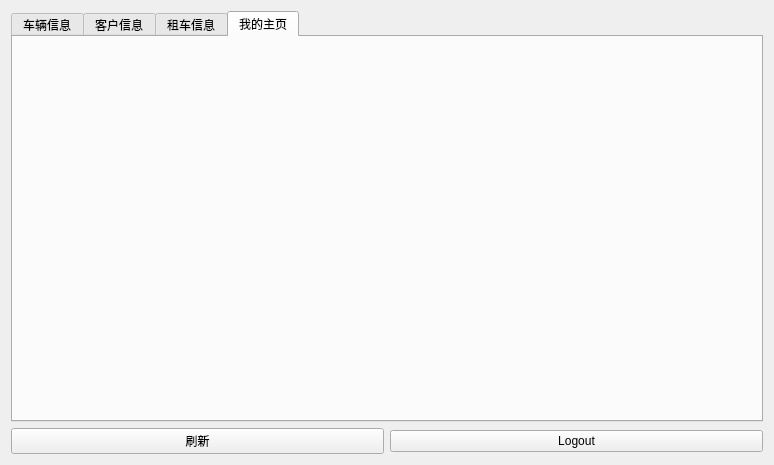
This is database/CarRent2/workerlogin.ui in iyuge2/hust-mylab as Qt 5 draws it before an edit. The edited form follows.
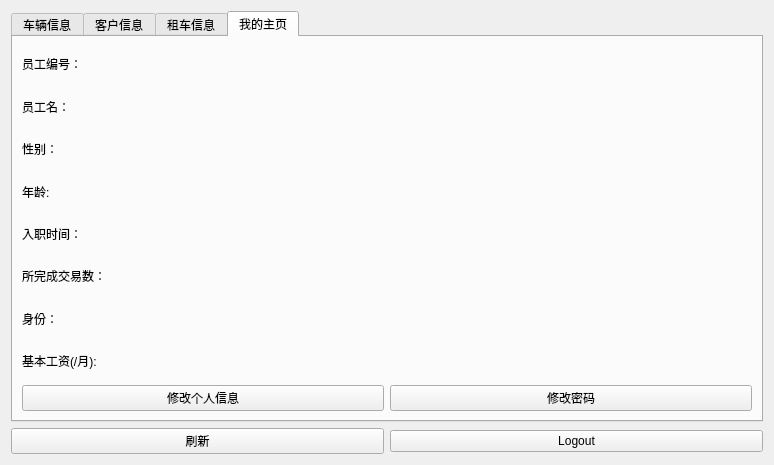
This is the edited form. The open tabs and pages were chosen to show the change.

The edit to the form file:
```diff
--- a/database/CarRent2/workerlogin.ui
+++ b/database/CarRent2/workerlogin.ui
@@ -499,6 +499,218 @@
       <attribute name="title">
        <string>我的主页</string>
       </attribute>
+      <layout class="QVBoxLayout" name="verticalLayout_8">
+       <item>
+        <layout class="QHBoxLayout" name="horizontalLayout_7">
+         <item>
+          <widget class="QLabel" name="label_5">
+           <property name="maximumSize">
+            <size>
+             <width>100</width>
+             <height>16777215</height>
+            </size>
+           </property>
+           <property name="text">
+            <string>员工编号：</string>
+           </property>
+          </widget>
+         </item>
+         <item>
+          <widget class="QLabel" name="label_num">
+           <property name="text">
+            <string/>
+           </property>
+          </widget>
+         </item>
+        </layout>
+       </item>
+       <item>
+        <layout class="QHBoxLayout" name="horizontalLayout_8">
+         <item>
+          <widget class="QLabel" name="label_6">
+           <property name="maximumSize">
+            <size>
+             <width>100</width>
+             <height>16777215</height>
+            </size>
+           </property>
+           <property name="text">
+            <string>员工名：</string>
+           </property>
+          </widget>
+         </item>
+         <item>
+          <widget class="QLabel" name="label_name">
+           <property name="text">
+            <string/>
+           </property>
+          </widget>
+         </item>
+        </layout>
+       </item>
+       <item>
+        <layout class="QHBoxLayout" name="horizontalLayout_26">
+         <item>
+          <widget class="QLabel" name="label_23">
+           <property name="maximumSize">
+            <size>
+             <width>100</width>
+             <height>16777215</height>
+            </size>
+           </property>
+           <property name="text">
+            <string>性别：</string>
+           </property>
+          </widget>
+         </item>
+         <item>
+          <widget class="QLabel" name="label_sex">
+           <property name="text">
+            <string/>
+           </property>
+          </widget>
+         </item>
+        </layout>
+       </item>
+       <item>
+        <layout class="QHBoxLayout" name="horizontalLayout_27">
+         <item>
+          <widget class="QLabel" name="label_24">
+           <property name="maximumSize">
+            <size>
+             <width>100</width>
+             <height>16777215</height>
+            </size>
+           </property>
+           <property name="text">
+            <string>年龄:</string>
+           </property>
+          </widget>
+         </item>
+         <item>
+          <widget class="QLabel" name="label_age">
+           <property name="text">
+            <string/>
+           </property>
+          </widget>
+         </item>
+        </layout>
+       </item>
+       <item>
+        <layout class="QHBoxLayout" name="horizontalLayout_28">
+         <item>
+          <widget class="QLabel" name="label_26">
+           <property name="maximumSize">
+            <size>
+             <width>100</width>
+             <height>16777215</height>
+            </size>
+           </property>
+           <property name="text">
+            <string>入职时间：</string>
+           </property>
+          </widget>
+         </item>
+         <item>
+          <widget class="QLabel" name="label_Ctime">
+           <property name="text">
+            <string/>
+           </property>
+          </widget>
+         </item>
+        </layout>
+       </item>
+       <item>
+        <layout class="QHBoxLayout" name="horizontalLayout_29">
+         <item>
+          <widget class="QLabel" name="label_25">
+           <property name="maximumSize">
+            <size>
+             <width>100</width>
+             <height>16777215</height>
+            </size>
+           </property>
+           <property name="text">
+            <string>所完成交易数：</string>
+           </property>
+          </widget>
+         </item>
+         <item>
+          <widget class="QLabel" name="label_tnum">
+           <property name="text">
+            <string/>
+           </property>
+          </widget>
+         </item>
+        </layout>
+       </item>
+       <item>
+        <layout class="QHBoxLayout" name="horizontalLayout_31">
+         <item>
+          <widget class="QLabel" name="label_27">
+           <property name="maximumSize">
+            <size>
+             <width>100</width>
+             <height>16777215</height>
+            </size>
+           </property>
+           <property name="text">
+            <string>身份：</string>
+           </property>
+          </widget>
+         </item>
+         <item>
+          <widget class="QLabel" name="label_Ide">
+           <property name="text">
+            <string/>
+           </property>
+          </widget>
+         </item>
+        </layout>
+       </item>
+       <item>
+        <layout class="QHBoxLayout" name="horizontalLayout_32">
+         <item>
+          <widget class="QLabel" name="label_8">
+           <property name="maximumSize">
+            <size>
+             <width>100</width>
+             <height>16777215</height>
+            </size>
+           </property>
+           <property name="text">
+            <string>基本工资(/月):</string>
+           </property>
+          </widget>
+         </item>
+         <item>
+          <widget class="QLabel" name="label_wage">
+           <property name="text">
+            <string/>
+           </property>
+          </widget>
+         </item>
+        </layout>
+       </item>
+       <item>
+        <layout class="QHBoxLayout" name="horizontalLayout_30">
+         <item>
+          <widget class="QPushButton" name="pushButton_info">
+           <property name="text">
+            <string>修改个人信息</string>
+           </property>
+          </widget>
+         </item>
+         <item>
+          <widget class="QPushButton" name="pushButton_pass">
+           <property name="text">
+            <string>修改密码</string>
+           </property>
+          </widget>
+         </item>
+        </layout>
+       </item>
+      </layout>
      </widget>
     </widget>
    </item>
```
Left out of the diff: 2 changed lines with no effect on the pictures.
